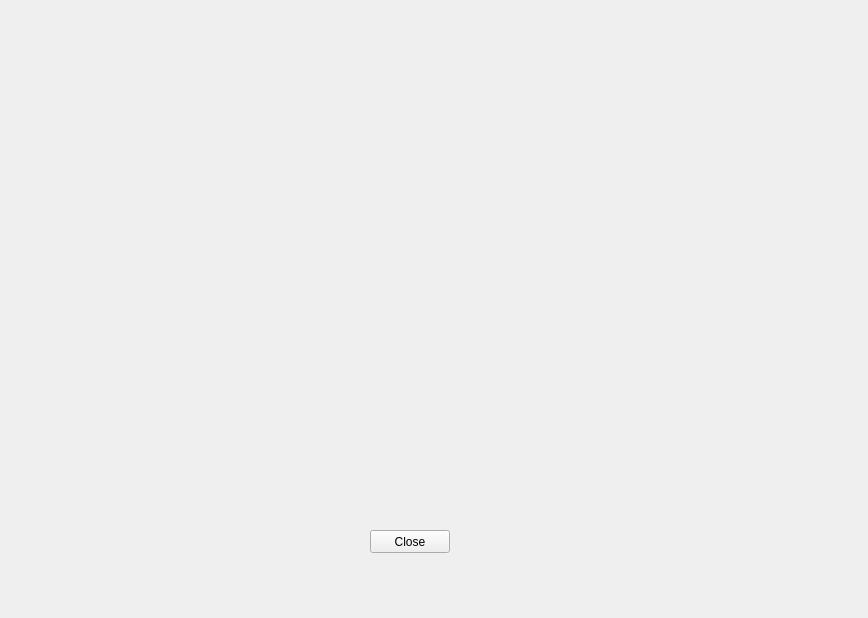
Before: the Qt Designer form plotviewer_gui.ui in 4-DMAPandSadness/EfsTA, drawn with Qt 5.
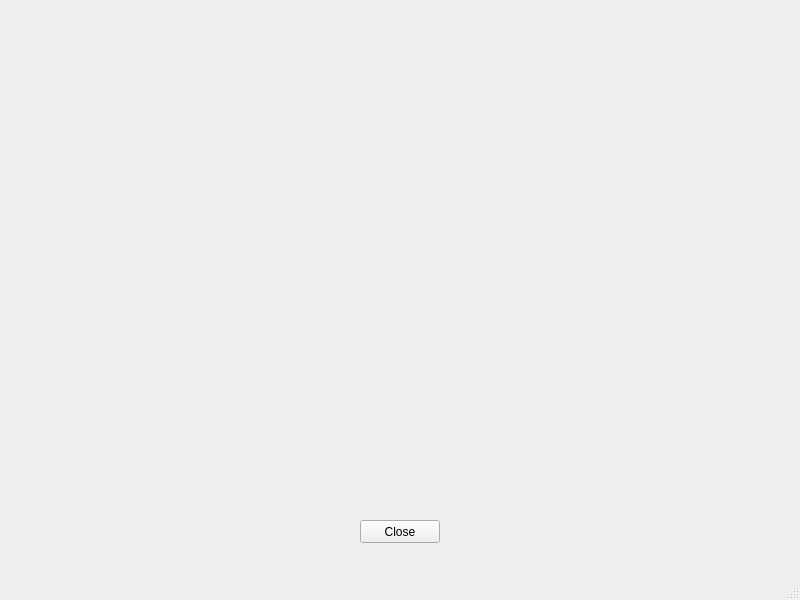
After: the same form once the commit is applied.

Commit message: Various UI fixes Implementation of 3D contour plot Struggling with PlotViewer

Diff of the .ui file:
```diff
--- a/plotviewer_gui.ui
+++ b/plotviewer_gui.ui
@@ -1,23 +1,24 @@
 <?xml version="1.0" encoding="UTF-8"?>
 <ui version="4.0">
  <class>PlotViewer</class>
- <widget class="QWidget" name="PlotViewer">
+ <widget class="QMainWindow" name="PlotViewer">
   <property name="geometry">
    <rect>
     <x>0</x>
     <y>0</y>
-    <width>868</width>
-    <height>618</height>
+    <width>800</width>
+    <height>600</height>
    </rect>
   </property>
   <property name="windowTitle">
    <string>Form</string>
   </property>
+  <widget class="QWidget" name="centralwidget">
   <widget class="QPushButton" name="closePlotViewer">
    <property name="geometry">
     <rect>
-     <x>370</x>
-     <y>530</y>
+      <x>360</x>
+      <y>520</y>
      <width>80</width>
      <height>23</height>
     </rect>
@@ -26,6 +27,18 @@
     <string>Close</string>
    </property>
   </widget>
+  </widget>
+  <widget class="QMenuBar" name="menubar">
+   <property name="geometry">
+    <rect>
+     <x>0</x>
+     <y>0</y>
+     <width>800</width>
+     <height>20</height>
+    </rect>
+   </property>
+  </widget>
+  <widget class="QStatusBar" name="statusbar"/>
  </widget>
  <resources/>
  <connections/>
```
Left out of the diff: 2 changed lines with no effect on the pictures. Lines whose indentation alone changed are shown as unchanged. The commit also changes 5 other files.
